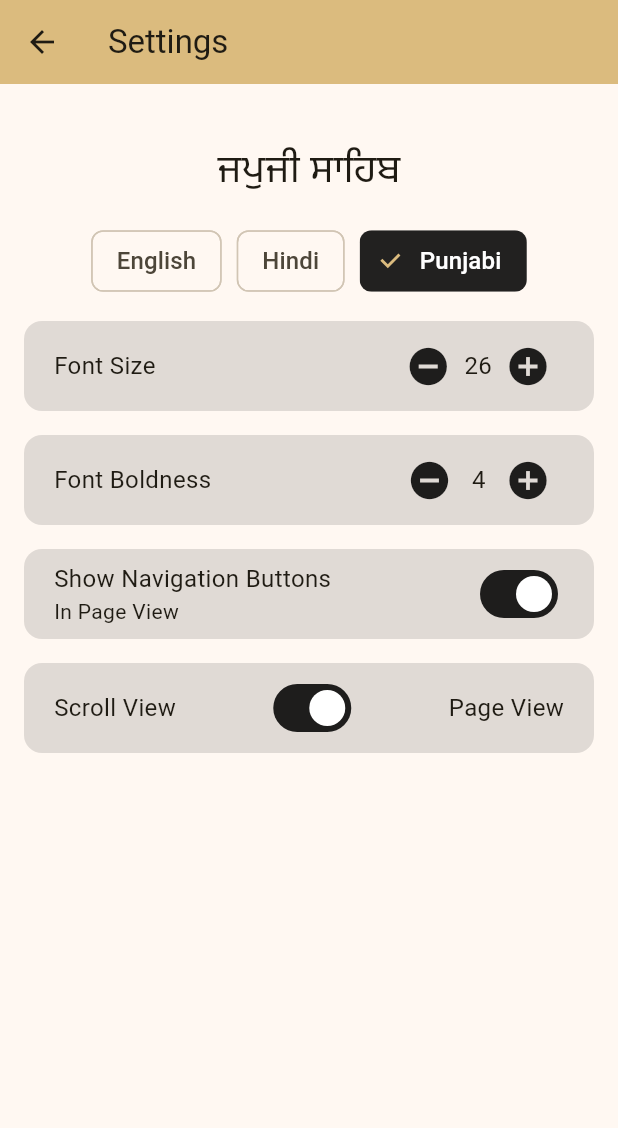
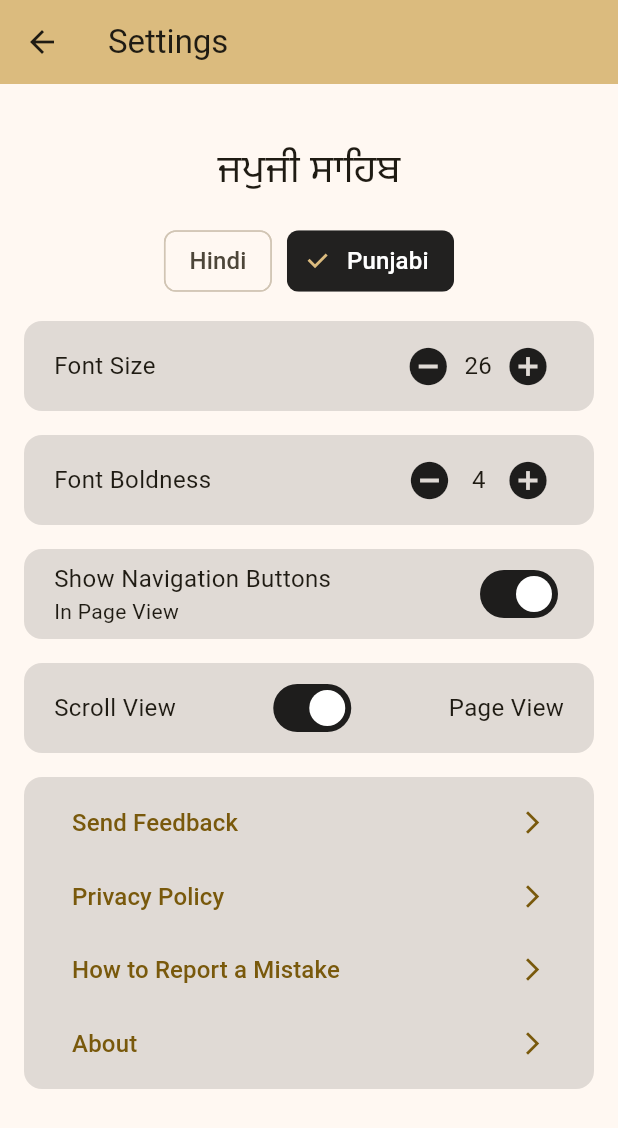
Before and after one commit to Mr-Manpreet-Singh/sundarGutka, a Flutter app: the SettingScreen screen opened directly, on a phone screen of 412 x 824 dp. Shown: the top 1128 px of the screen. Run offline on Flutter 3.47's test engine with Material 3 defaults, Android fonts, the phone set to English and light mode, and no system bars; our stand-ins replace cloud_firestore, firebase_analytics, firebase_core, flutter_riverpod, shared_preferences; accounts and stored records are empty.

Commit message:
internet handle in case of network, feedback functionality, setting screen updated

```diff
--- a/lib/data/model.dart
+++ b/lib/data/model.dart
@@ -1,5 +1,7 @@
+
 enum Language { hindi, english, punjabi }
-enum FeedbackCategory { mistake, suggestion }
+enum FeedbackCategory { mistake, feedback ,other }
+enum WhichScreen { sendFeedback, privacyPolicy,howToReportError, about  }
 
 class SettingModel {
   final bool isPageView;
@@ -36,11 +38,15 @@ class UserFeedback {
   final FeedbackCategory category;
   final String errorString;
   final String userMessage;
+  final DateTime timeStamp;
 
-  UserFeedback({
+  UserFeedback(
+    {
     required this.category,
-    required this.errorString,
+     this.errorString = "",
     required this.userMessage,
+    required this.timeStamp ,
+
   });
 
   Map<String, String> toMap() {
@@ -48,6 +54,7 @@ class UserFeedback {
       'category': category.toString(),
       'errorString': errorString,
       'userMessage': userMessage,
+      'timeStamp':timeStamp.toString()
     };
   }
 }
--- a/lib/providers/settings_provider.dart
+++ b/lib/providers/settings_provider.dart
@@ -11,7 +11,7 @@ class SettingsNotifier extends StateNotifier<SettingModel> {
   final SharedPrefsHelper _prefsHelper = SharedPrefsHelper();
 
   SettingsNotifier() : super(SettingModel(
-    isShowBottomButtons: true,
+            isShowBottomButtons: true,
             fontSize: 26,
             fontWeight: FontWeight.normal.value ~/ 100,
             isPageView: false,
--- a/lib/screens/setting.dart
+++ b/lib/screens/setting.dart
@@ -5,6 +5,10 @@ import 'package:sundar_gutka/providers/settings_provider.dart';
 import 'package:sundar_gutka/utils/constants.dart';
 import 'package:sundar_gutka/utils/utils.dart';
 import 'package:sundar_gutka/widgets/language_chip.dart';
+import 'package:sundar_gutka/widgets/my_how_to_report.dart';
+import 'package:sundar_gutka/widgets/my_list_tile.dart';
+import 'package:sundar_gutka/widgets/my_scaffold.dart';
+import 'package:sundar_gutka/widgets/send_feedback.dart';
 import 'package:sundar_gutka/widgets/settings_tile.dart';
 
 class SettingScreen extends StatelessWidget {
@@ -29,6 +33,7 @@ class SettingScreen extends StatelessWidget {
   _switchBaniView(WidgetRef ref) {
     ref.read(settingsProvider.notifier).updateIsPageView();
   }
+
   _switchBottomButtons(WidgetRef ref) {
     ref.read(settingsProvider.notifier).updateIsShowBottomButtons();
   }
@@ -39,7 +44,8 @@ class SettingScreen extends StatelessWidget {
       appBar: AppBar(
         title: const Text("Settings"),
       ),
-      body: Padding(
+      body: SingleChildScrollView(
+        child: Padding(
           padding: const EdgeInsets.all(16.0),
           child: Column(
             crossAxisAlignment: CrossAxisAlignment.start,
@@ -77,7 +83,8 @@ class SettingScreen extends StatelessWidget {
                               ref, _decreaseFontSize, Icons.remove_circle),
                           Text(fontSize.toInt().toString(),
                               style: myF16TextStyle),
-                        myIconButton(ref, _increaseFontSize, Icons.add_circle),
+                            myIconButton(
+                                ref, _increaseFontSize, Icons.add_circle),
                           ],
                         );
                       })
@@ -106,22 +113,20 @@ class SettingScreen extends StatelessWidget {
                     ],
                   ),
                 ),
-
                 SettingsTile(
                   child: Row(
                     mainAxisAlignment: MainAxisAlignment.spaceBetween,
                     children: [
-                  const  Column(
+                      const Column(
                         crossAxisAlignment: CrossAxisAlignment.start,
-                    children:  [
+                        children: [
                           Text("Show Navigation Buttons", style: myF16TextStyle),
                           Text("In Page View", style: myF14TextStyle),
                         ],
                       ),
-
                       Consumer(builder: (context, ref, child) {
-                    final isShowBottomButtons = ref.watch(
-                        settingsProvider.select((value) => value.isShowBottomButtons));
+                        final isShowBottomButtons = ref.watch(settingsProvider
+                            .select((value) => value.isShowBottomButtons));
 
                         return Switch(
                           value: isShowBottomButtons,
@@ -130,11 +135,9 @@ class SettingScreen extends StatelessWidget {
                           },
                         );
                       }),
-
                     ],
                   ),
                 ),
-
                 SettingsTile(
                   child: Row(
                     mainAxisAlignment: MainAxisAlignment.spaceBetween,
@@ -156,9 +159,71 @@ class SettingScreen extends StatelessWidget {
                     ],
                   ),
                 ),
+                SettingsTile(
+                    child: Column(
+                  crossAxisAlignment: CrossAxisAlignment.start,
+                  children: [
+                    // MyListTile(),
+                    MyListTile(
+                      fun: () {
+                        Navigator.of(context).push(MaterialPageRoute(
+                          builder: (context) =>
+                               MyScaffold(appBarTitle: "Send Feedback",body: SendFeedback(),),
+                        ));
+                      },
+                      text: "Send Feedback",
+                    ),
+                    MyListTile(
+                      fun: () {
+                        Navigator.of(context).push(MaterialPageRoute(
+                          builder: (context) =>
+                              const MyScaffold(appBarTitle: "Privacy Policy",body: MyPrivacyPolicy(),),
+                        ));
+                      },
+                      text: "Privacy Policy",
+                    ),
+                    MyListTile(
+                        text: "How to Report a Mistake",
+                        fun: () {
+                          Navigator.of(context).push(MaterialPageRoute(
+                            builder: (context) =>
+                                const MyScaffold(appBarTitle: "How to Report a Mistake",body: MyHowToReportMistakeWidget(),),
+                          ));
+                        }),
+                    MyListTile(
+                        text: "About",
+                        fun: () {
+                          Navigator.of(context).push(MaterialPageRoute(
+                            builder: (context) =>
+                                const MyScaffold(appBarTitle: "About", body:   AboutWidget(),),
+                          ));
+                        }),
+                    // TODO Use url launcher and for the same we also require the url of app
+                    // const SizedBox(height: 4),
+                    // Row(
+                    //   mainAxisAlignment: MainAxisAlignment.spaceAround,
+                    //   children: [
+                    //     ElevatedButton.icon(
+                    //       onPressed: () {},
+                    //       icon: const Icon(Icons.star_border_purple500),
+                    //       label: const Text("Rate"),
+                    //     ),
+                    //     ElevatedButton.icon(
+                    //       onPressed: () {},
+                    //       icon: const Icon(Icons.share),
+                    //       label: const Text("Share"),
+                    //     ),
+                    //   ],
+                    // ),
+                    // const SizedBox(height: 16),
+                  ],
+                ))
             ],
           ),
         ),
+      ),
+
+      // bottomNavigationBar: BottomNavigationBar(items: [],),
     );
   }
 
--- a/lib/utils/submit_feedback.dart
+++ b/lib/utils/submit_feedback.dart
@@ -14,7 +14,10 @@ abstract class SendFeedbackToFirebase{
     //  Send Feedback to Firebase
     void submitFeedback() async {
       if (userInputTextController.text == "") return;
+
+
       final UserFeedback userFeedback = UserFeedback(
+        timeStamp: DateTime.now(),
           category: FeedbackCategory.mistake,
           errorString: errorString,
           userMessage: userInputTextController.text);
@@ -36,6 +39,7 @@ abstract class SendFeedbackToFirebase{
             content: const Text("Feedback Send, Thanks for Contribution"),
             backgroundColor: Colors.green[300],
           ));
+
         }
       } on Exception catch (_) {
         if (context.mounted) {
@@ -83,7 +87,7 @@ abstract class SendFeedbackToFirebase{
               ElevatedButton(
                 onPressed: () {
                   submitFeedback();
-                  Navigator.pop(context);
+
                 },
                 child: const Text('Send'),
               ),
--- a/lib/widgets/language_chip.dart
+++ b/lib/widgets/language_chip.dart
@@ -20,13 +20,13 @@ class LanguageSelectionScreen extends ConsumerWidget {
       child: Wrap(
         spacing: 10.0,
         children: [
-          ChoiceChip(
-            label: const Text('English', style: myF16TextStyle),
-            selected: language == Language.english,
-            onSelected: (bool selected) {
-              _onChipSelected(Language.english, ref);
-            },
-          ),
+          // ChoiceChip(
+          //   label: const Text('English', style: myF16TextStyle),
+          //   selected: language == Language.english,
+          //   onSelected: (bool selected) {
+          //     _onChipSelected(Language.english, ref);
+          //   },
+          // ),
           ChoiceChip(
             label: const Text('Hindi', style: myF16TextStyle),
             selected: language == Language.hindi,
--- /dev/null
+++ b/lib/widgets/my_list_tile.dart
@@ -0,0 +1,30 @@
+import 'package:flutter/material.dart';
+import 'package:sundar_gutka/utils/constants.dart';
+
+class MyListTile extends StatelessWidget {
+  const MyListTile({
+    super.key,
+    required this.text,
+    required this.fun,
+  });
+
+  final String text;
+  final VoidCallback fun;
+
+  @override
+  Widget build(BuildContext context) {
+    return TextButton(
+      onPressed: fun,
+      child: Padding(
+        padding: const EdgeInsets.symmetric(vertical: 5),
+        child: Row(
+          mainAxisAlignment: MainAxisAlignment.spaceBetween,
+          children: [
+            Text(text, style: myF16TextStyle),
+            const Icon(Icons.arrow_forward_ios)
+          ],
+        ),
+      ),
+    );
+  }
+}
--- a/lib/widgets/settings_tile.dart
+++ b/lib/widgets/settings_tile.dart
@@ -2,14 +2,15 @@ import 'package:flutter/material.dart';
 import 'package:sundar_gutka/utils/constants.dart';
 
 class SettingsTile extends StatelessWidget {
-  const SettingsTile({super.key, required this.child});
+  const SettingsTile({super.key, required this.child, this.verticalPadding = 6});
   final Widget child;
+  final double verticalPadding;
 
   @override
   Widget build(BuildContext context) {
     return Container(
       margin: const EdgeInsets.only(bottom: 16),
-      padding: const EdgeInsets.symmetric(vertical: 6, horizontal: 20),
+      padding:  EdgeInsets.symmetric(vertical: verticalPadding, horizontal: 20),
       decoration: const BoxDecoration(
         borderRadius: BorderRadius.all(Radius.circular(12)),
         color: myActionColorLight,
```
Also changed, not shown: lib/main.dart (+5 -6 lines), lib/utils/todo.dart (+22 -16 lines), lib/utils/utils.dart (+21 -0 lines), lib/widgets/my_how_to_report.dart (added, +59 -0 lines), lib/widgets/my_scaffold.dart (added, +60 -0 lines), lib/widgets/page_view.dart (+9 -3 lines), lib/widgets/send_feedback.dart (added, +109 -0 lines). Lines whose indentation alone changed are shown as unchanged.
